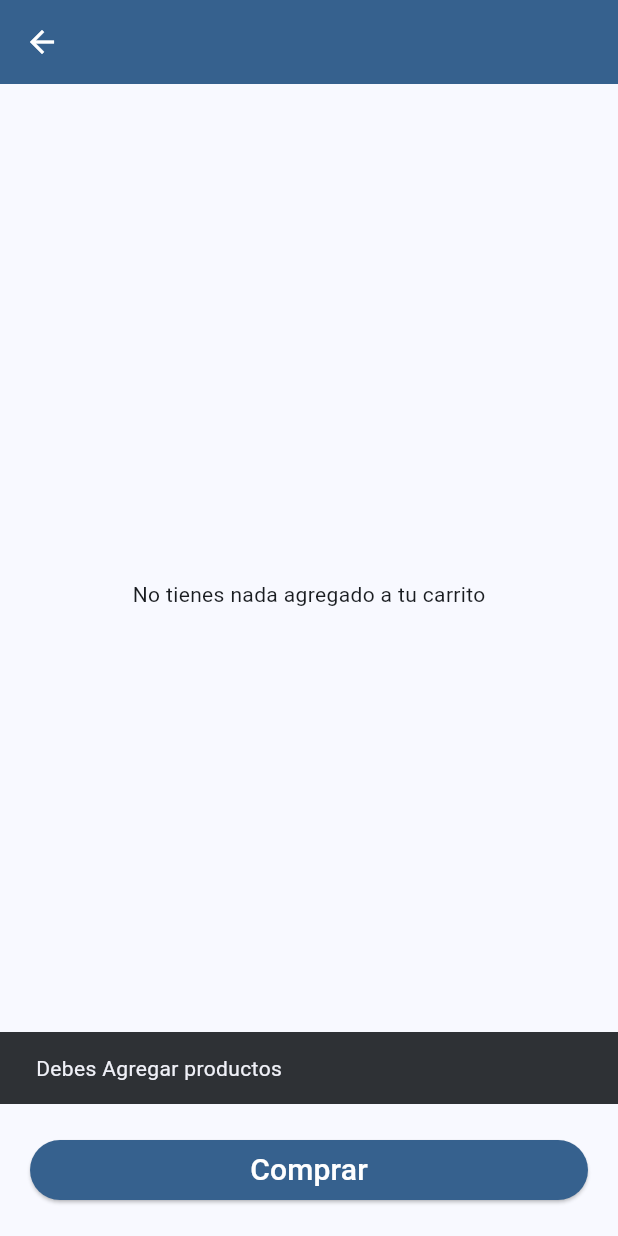
After one commit to MiguelBelotto00/ecommerce_sample, a Flutter app: the CartProductsScreen screen opened by its route, after a tap on "Comprar", on a phone screen of 412 x 824 dp. The commit adds this screen. Run offline on Flutter 3.47's test engine with Material 3 defaults, Android fonts, the phone set to English and light mode, and no system bars; drawn by our look-alikes of loader_overlay; our stand-ins replace cached_network_image, dio, equatable, flutter_carousel_widget, flutter_riverpod, fpdart and 2 more; generated files the repository leaves out were written again.

Commit message:
test: adding test to products

```diff
--- a/lib/core/network_client/network_client.dart
+++ b/lib/core/network_client/network_client.dart
@@ -2,7 +2,7 @@ import 'package:ecommerce_sample/core/network_client/api_exception.dart';
 import 'package:fpdart/fpdart.dart';
 import 'package:dio/dio.dart';
 
-typedef Response<T> = Either<ApiException, T>;
+typedef Result<T> = Either<ApiException, T>;
 
 class NetworkClient {
   const NetworkClient({
@@ -11,7 +11,7 @@ class NetworkClient {
 
   final Dio dio;
 
-  Future<Response<T>> post<T>(
+  Future<Result<T>> post<T>(
     String path, {
     required T Function(Map<String, dynamic>) fromJsonFunction,
     dynamic body,
@@ -36,7 +36,7 @@ class NetworkClient {
     }
   }
 
-  Future<Response<T>> get<T>(
+  Future<Result<T>> get<T>(
     String path, {
     required T Function(Map<String, dynamic>) fromJsonFunction,
     Map<String, dynamic>? aditionalHeaders,
--- a/lib/src/config/router/router.dart
+++ b/lib/src/config/router/router.dart
@@ -1,7 +1,10 @@
 import 'package:ecommerce_sample/src/features/home/presentation/screens/home.dart';
 import 'package:ecommerce_sample/src/features/login/presentation/screens/login.dart';
 import 'package:ecommerce_sample/src/features/my_data/presentation/screens/my_data_screen.dart';
+import 'package:ecommerce_sample/src/features/products/domain/entities/product_entity.dart';
+import 'package:ecommerce_sample/src/features/products/presentations/screens/cart_products_screen.dart';
 import 'package:ecommerce_sample/src/features/products/presentations/screens/favorite_products_screen.dart';
+import 'package:ecommerce_sample/src/features/products/presentations/screens/product_screen_detail.dart';
 import 'package:flutter/material.dart';
 import 'package:go_router/go_router.dart';
 
@@ -35,5 +38,21 @@ final router = GoRouter(
         return FavoriteProductsScreen();
       },
     ),
+    GoRoute(
+      name: ProductScreenDetail.name,
+      path: ProductScreenDetail.route,
+      builder: (context, state) {
+        final extra = state.extra as Map<String, dynamic>;
+        final product = extra['product'] as ProductEntity;
+        return ProductScreenDetail(product: product);
+      },
+    ),
+    GoRoute(
+      name: CartProductsScreen.name,
+      path: CartProductsScreen.route,
+      builder: (context, state) {
+        return CartProductsScreen();
+      },
+    ),
   ],
 );
--- a/lib/src/features/home/data/repositories/user_repository_impl.dart
+++ b/lib/src/features/home/data/repositories/user_repository_impl.dart
@@ -12,7 +12,7 @@ class UserRepositoryImpl extends UserRepository {
   final NetworkClient networkClient;
 
   @override
-  Future<Response<UserModel>> getUser() {
+  Future<Result<UserModel>> getUser() {
     final int random = Random().nextInt(100);
 
     return networkClient.get(
--- a/lib/src/features/home/domain/repositories/user_repository.dart
+++ b/lib/src/features/home/domain/repositories/user_repository.dart
@@ -2,5 +2,5 @@ import 'package:ecommerce_sample/core/network_client/network_client.dart';
 import 'package:ecommerce_sample/src/features/home/data/models/user_model.dart';
 
 abstract class UserRepository {
-  Future<Response<UserModel>> getUser();
+  Future<Result<UserModel>> getUser();
 }
--- a/lib/src/features/home/presentation/widgets/drawer_home.dart
+++ b/lib/src/features/home/presentation/widgets/drawer_home.dart
@@ -4,6 +4,7 @@ import 'package:ecommerce_sample/core/helpers/extensions.dart';
 import 'package:ecommerce_sample/src/features/home/presentation/providers/providers.dart';
 import 'package:ecommerce_sample/src/features/login/presentation/screens/login.dart';
 import 'package:ecommerce_sample/src/features/my_data/presentation/screens/my_data_screen.dart';
+import 'package:ecommerce_sample/src/features/products/presentations/screens/favorite_products_screen.dart';
 import 'package:flutter/material.dart';
 import 'package:flutter_riverpod/flutter_riverpod.dart';
 import 'package:go_router/go_router.dart';
@@ -60,7 +61,7 @@ class DrawerHome extends ConsumerWidget {
             ),
             TextButton(
               onPressed: () {
-                Navigator.of(context).pop();
+                GoRouter.of(context).pushNamed(FavoriteProductsScreen.name);
               },
               child: Text(
                 context.l10n.myFavorites,
--- a/lib/src/features/login/data/repositories/login_repository_impl.dart
+++ b/lib/src/features/login/data/repositories/login_repository_impl.dart
@@ -9,7 +9,7 @@ class LoginRepositoryImpl extends LoginRepository {
 
   final NetworkClient _client;
   @override
-  Future<Response<AuthModel>> getAuth(String user, String password) async {
+  Future<Result<AuthModel>> getAuth(String user, String password) async {
     final response =
         _client.post('/auth', fromJsonFunction: AuthModel.fromMap, body: {
       'username': user,
--- a/lib/src/features/login/domain/repositories/login_repository.dart
+++ b/lib/src/features/login/domain/repositories/login_repository.dart
@@ -2,5 +2,5 @@ import 'package:ecommerce_sample/core/network_client/network_client.dart';
 import 'package:ecommerce_sample/src/features/login/data/models/auth_model.dart';
 
 abstract class LoginRepository {
-  Future<Response<AuthModel>> getAuth(String user, String password);
+  Future<Result<AuthModel>> getAuth(String user, String password);
 }
--- a/lib/src/features/products/data/repositories/product_repository_impl.dart
+++ b/lib/src/features/products/data/repositories/product_repository_impl.dart
@@ -12,7 +12,7 @@ class ProductRepositoryImpl extends ProductRepository {
   final NetworkClient networkClient;
 
   @override
-  Future<Response<ProductModel>> getProduct(String id) async {
+  Future<Result<ProductModel>> getProduct(String id) async {
     final response = await networkClient.get(
       '/products/$id',
       fromJsonFunction: ProductModel.fromMap,
@@ -22,7 +22,7 @@ class ProductRepositoryImpl extends ProductRepository {
   }
 
   @override
-  Future<Response<List<ProductModel>>> getProducts(num skip) async {
+  Future<Result<List<ProductModel>>> getProducts(num skip) async {
     final response = await networkClient.get(
       '/products',
       fromJsonFunction: ProductListModel.fromJson,
--- a/lib/src/features/products/domain/repositories/product_repository.dart
+++ b/lib/src/features/products/domain/repositories/product_repository.dart
@@ -2,6 +2,6 @@ import 'package:ecommerce_sample/core/network_client/network_client.dart';
 import 'package:ecommerce_sample/src/features/products/data/models/products_model.dart';
 
 abstract class ProductRepository {
-  Future<Response<List<ProductModel>>> getProducts(num skip);
-  Future<Response<ProductModel>> getProduct(String id);
+  Future<Result<List<ProductModel>>> getProducts(num skip);
+  Future<Result<ProductModel>> getProduct(String id);
 }
--- /dev/null
+++ b/lib/src/features/products/presentations/screens/cart_products_screen.dart
@@ -0,0 +1,85 @@
+import 'package:cached_network_image/cached_network_image.dart';
+import 'package:ecommerce_sample/core/helpers/default_styles.dart';
+import 'package:ecommerce_sample/src/features/products/presentations/providers/providers.dart';
+import 'package:flutter/material.dart';
+import 'package:flutter_riverpod/flutter_riverpod.dart';
+import 'package:go_router/go_router.dart';
+
+class CartProductsScreen extends ConsumerWidget {
+  static const route = '/cart';
+  static const name = 'cart';
+
+  @override
+  Widget build(BuildContext context, WidgetRef ref) {
+    final cart = ref.watch(cartProductsProvider);
+    return Scaffold(
+      appBar: AppBar(
+        backgroundColor: Theme.of(context).colorScheme.primary,
+        leading: IconButton(
+            onPressed: () => GoRouter.of(context).pop(),
+            icon: Icon(
+              Icons.arrow_back,
+              color: Colors.white,
+            )),
+      ),
+      body: cart.length == 0
+          ? Center(child: Text('No tienes nada agregado a tu carrito'))
+          : ListView.builder(
+              itemCount: cart.length,
+              itemBuilder: (context, index) {
+                final product = cart[index];
+                return ListTile(
+                  leading: CircleAvatar(
+                    backgroundImage: CachedNetworkImageProvider(
+                      product.images.first,
+                    ),
+                  ),
+                  title: Text(product.title),
+                  subtitle: Text(product.description),
+                  trailing: Text(
+                    '${product.price.toString()} USD.',
+                    style: DefaultStyles.Title,
+                  ),
+                );
+              },
+            ),
+      bottomNavigationBar: Padding(
+        padding: const EdgeInsets.symmetric(vertical: 20, horizontal: 20),
+        child: ElevatedButton(
+          style: ElevatedButton.styleFrom(
+            backgroundColor: Theme.of(context).colorScheme.primary,
+          ),
+          onPressed: () {
+            if (cart.length == 0) {
+              ScaffoldMessenger.of(context)
+                ..hideCurrentSnackBar()
+                ..showSnackBar(
+                  SnackBar(
+                    content: Text('Debes Agregar productos'),
+                  ),
+                );
+              return;
+            }
+
+            GoRouter.of(context).pop();
+            ref.read(cartProductsProvider.notifier).buyCart();
+            ScaffoldMessenger.of(context)
+              ..hideCurrentSnackBar()
+              ..showSnackBar(
+                SnackBar(
+                  content: Text('Compra realizada'),
+                ),
+              );
+          },
+          child: Text(
+            'Comprar',
+            style: TextStyle(
+              fontSize: 20,
+              color: Colors.white,
+            ),
+          ),
+        ),
+      ),
+    );
+  }
+}
--- a/pubspec.yaml
+++ b/pubspec.yaml
@@ -43,6 +43,7 @@ dependencies:
   fpdart: ^1.1.0
   loader_overlay: ^4.0.0
   cached_network_image: ^3.3.1
+  flutter_carousel_widget: ^2.2.0
 
 dev_dependencies:
   flutter_test:
```
Also changed, not shown: lib/src/features/home/presentation/screens/home.dart (+18 -1 lines), lib/src/features/products/presentations/providers/providers.dart (+20 -0 lines), lib/src/features/products/presentations/screens/product_screen_detail.dart (added, +154 -0 lines), lib/src/features/products/presentations/screens/products_screens_list.dart (+35 -6 lines), lib/src/features/products/presentations/providers/providers.g.dart, pubspec.lock, 4 other files.
